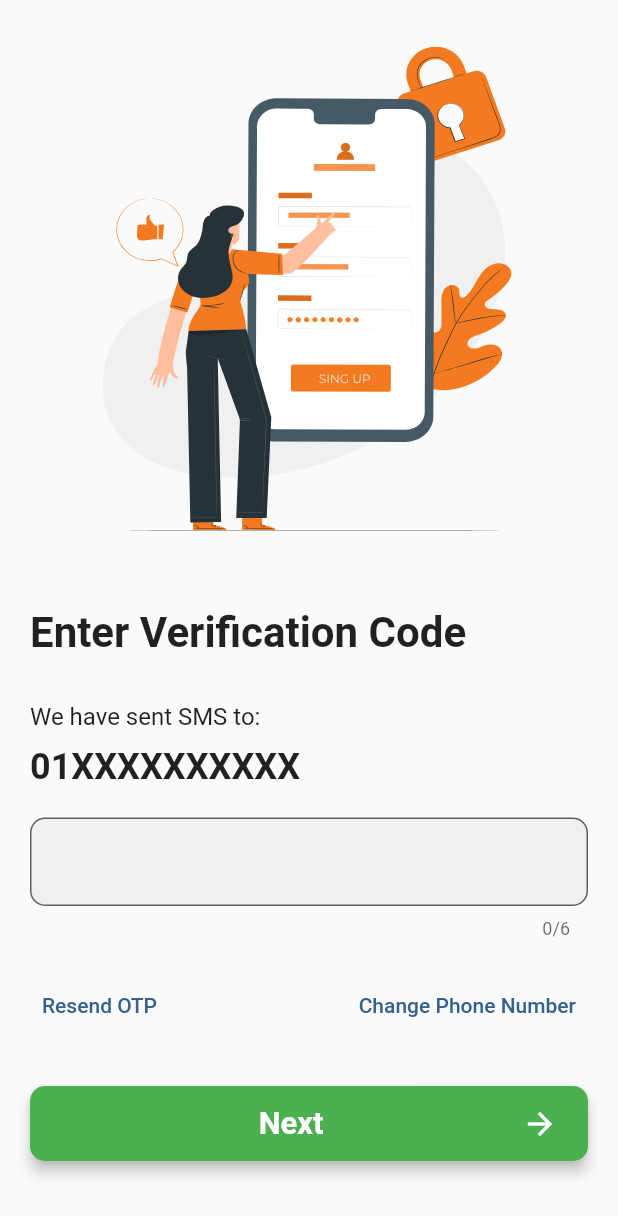
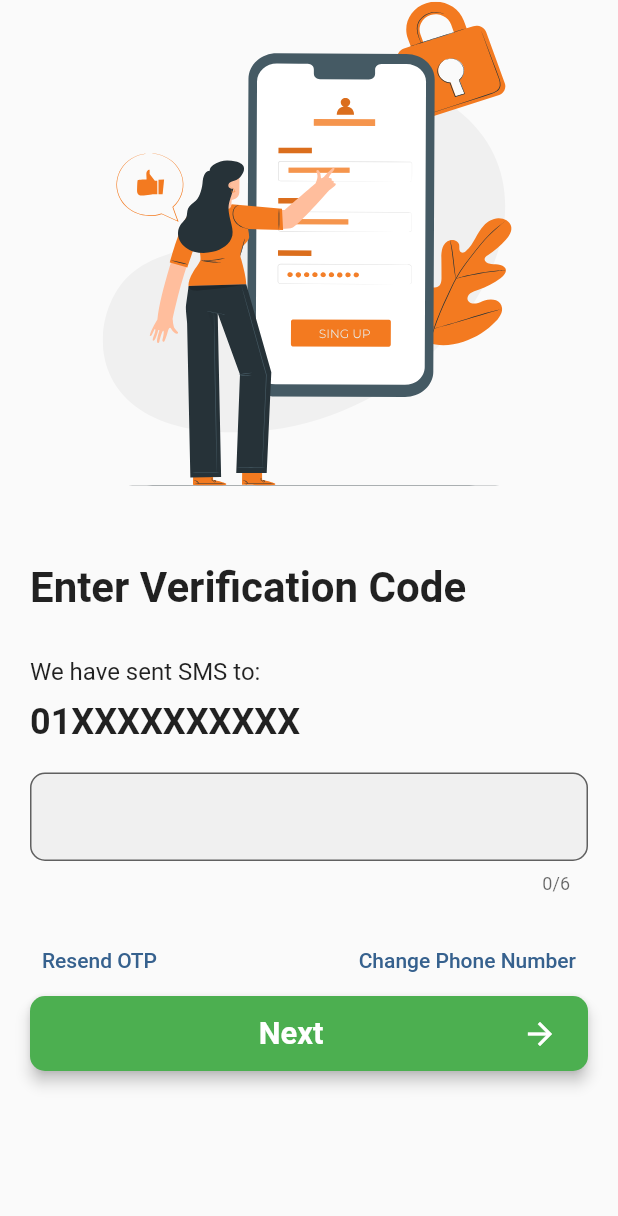
Before and after one commit to VijayBalaji6/nm_vegitables, a Flutter app: the screen it shows after launch, after a tap on "Next", on a phone screen of 412 x 824 dp. Shown: the top 1216 px of the screen. Run offline on Flutter 3.47's test engine with Material 3 defaults, Android fonts, the phone set to English and light mode, and no system bars; our stand-ins replace equatable, flutter_bloc, flutter_screenutil, flutter_svg, go_router, supabase_flutter; accounts and stored records are empty; network calls fail.

Commit message:
updated scrolling

```diff
--- a/lib/modules/auth/views/otp_screen.dart
+++ b/lib/modules/auth/views/otp_screen.dart
@@ -29,14 +29,15 @@ class OtpScreen extends StatelessWidget {
   @override
   Widget build(BuildContext context) {
     return Scaffold(
-      body: Padding(
+      body: SingleChildScrollView(
+        child: Padding(
           padding: const EdgeInsets.symmetric(horizontal: 20),
           child: BlocBuilder<AuthBloc, AuthState>(builder: (context, snapshot) {
             return Column(
               crossAxisAlignment: CrossAxisAlignment.start,
               mainAxisAlignment: MainAxisAlignment.center,
               children: [
-              const Spacer(),
+
                 Align(
                     alignment: Alignment.center,
                     child: SvgPicture.asset(
@@ -92,7 +93,7 @@ class OtpScreen extends StatelessWidget {
                         child: const Text('Change Phone Number')),
                   ],
                 ),
-              const Spacer(),
+
                 CommonAppButton(
                   buttonName: 'Next',
                   buttonIcon: Icons.arrow_right,
@@ -103,6 +104,7 @@ class OtpScreen extends StatelessWidget {
             );
           }),
         ),
+      ),
     );
   }
 }
--- a/lib/modules/auth/views/phone_number_screen.dart
+++ b/lib/modules/auth/views/phone_number_screen.dart
@@ -16,7 +16,8 @@ class PhoneNumberScreen extends StatelessWidget {
   @override
   Widget build(BuildContext context) {
     return Scaffold(
-      body: Padding(
+      body: SingleChildScrollView(
+        child: Padding(
           padding: const EdgeInsets.symmetric(horizontal: 20.0),
           child: BlocBuilder<AuthBloc, AuthState>(builder: (context, state) {
             return Form(
@@ -25,7 +26,6 @@ class PhoneNumberScreen extends StatelessWidget {
                 crossAxisAlignment: CrossAxisAlignment.start,
                 mainAxisAlignment: MainAxisAlignment.center,
                 children: [
-                const Spacer(),
                   Column(
                     children: [
                       Align(
@@ -62,7 +62,7 @@ class PhoneNumberScreen extends StatelessWidget {
                       ),
                     ],
                   ),
-                const Spacer(),
+                  const SizedBox(height: 30),
                   CommonAppButton(
                     buttonName: 'Next',
                     buttonIcon: Icons.arrow_right,
@@ -79,6 +79,7 @@ class PhoneNumberScreen extends StatelessWidget {
             );
           }),
         ),
+      ),
     );
   }
 }
```
Also changed, not shown: 1 other file. Lines whose indentation alone changed are shown as unchanged.
